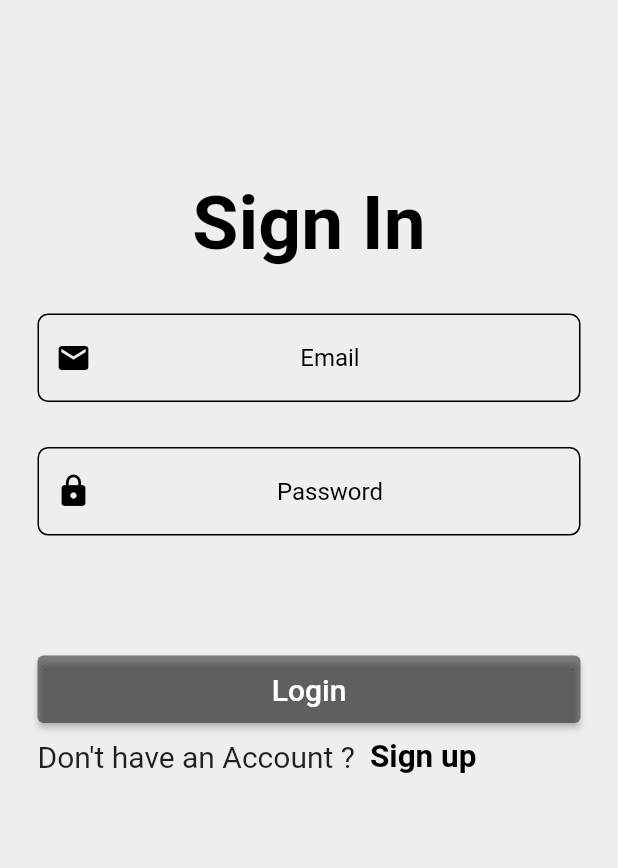
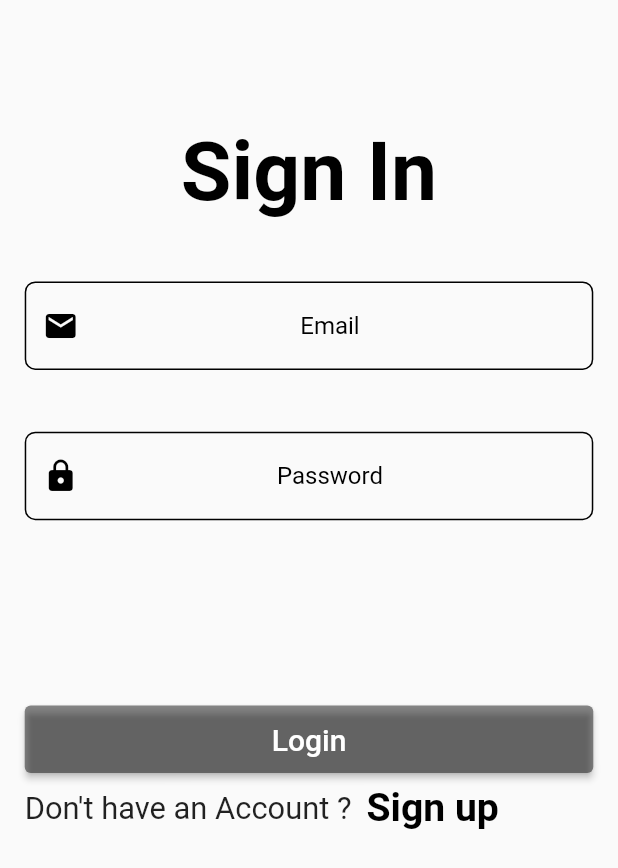
Before and after one commit to AmitTzah/Badge_AI, a Flutter app: the screen it shows after launch, on a phone screen of 412 x 824 dp. Shown: the top 868 px of the screen. Run offline on Flutter 3.47's test engine with Material 2 defaults, Android fonts, the phone set to English and light mode, and no system bars; our stand-ins replace cloud_firestore, firebase_auth, firebase_core, firebase_database, google_fonts, sizer; missing offline and left inert: flutter_barcode_scanner; accounts and stored records are empty.

Commit message:
Login screen should now be responsive.

```diff
--- a/lib/pages/login.dart
+++ b/lib/pages/login.dart
@@ -2,6 +2,7 @@ import 'package:badge_ai/routes/routes.dart';
 import 'package:flutter/material.dart';
 import 'package:flutter/services.dart';
 import 'package:firebase_auth/firebase_auth.dart';
+import 'package:sizer/sizer.dart';
 import '../button.dart';
 import '../constants.dart';
 import 'home.dart';
@@ -31,26 +32,20 @@ class _LoginScreenState extends State<LoginScreen> {
               key: formkey,
               child: AnnotatedRegion<SystemUiOverlayStyle>(
                 value: SystemUiOverlayStyle.light,
-                child: Stack(
-                  children: [
-                    Container(
-                      height: double.infinity,
-                      width: double.infinity,
-                      color: Colors.grey[200],
                 child: SingleChildScrollView(
-                        padding: const EdgeInsets.symmetric(
-                            horizontal: 25, vertical: 120),
+                  padding:
+                      EdgeInsets.symmetric(horizontal: 4.w, vertical: 10.h),
                   child: Column(
                     mainAxisAlignment: MainAxisAlignment.center,
                     children: [
-                            const Text(
+                      Text(
                         "Sign In",
                         style: TextStyle(
-                                  fontSize: 50,
+                            fontSize: 40.sp,
                             color: Colors.black,
                             fontWeight: FontWeight.bold),
                       ),
-                            const SizedBox(height: 30),
+                      SizedBox(height: 5.h),
                       TextFormField(
                         keyboardType: TextInputType.emailAddress,
                         onChanged: (value) {
@@ -70,7 +65,7 @@ class _LoginScreenState extends State<LoginScreen> {
                           ),
                         ),
                       ),
-                            const SizedBox(height: 30),
+                      SizedBox(height: 5.h),
                       TextFormField(
                         obscureText: true,
                         validator: (value) {
@@ -89,7 +84,7 @@ class _LoginScreenState extends State<LoginScreen> {
                               color: Colors.black,
                             )),
                       ),
-                            const SizedBox(height: 80),
+                      SizedBox(height: 15.h),
                       LoginSignupButton(
                         title: 'Login',
                         ontapp: () async {
@@ -130,18 +125,18 @@ class _LoginScreenState extends State<LoginScreen> {
                           }
                         },
                       ),
-                            const SizedBox(height: 10),
+                      SizedBox(height: 1.h),
                       GestureDetector(
                         onTap: () {
                           Navigator.of(context)
                               .pushNamed(RouteManager.register);
                         },
                         child: Row(
-                                children: const [
+                          children: [
                             Text(
                               "Don't have an Account ?",
                               style: TextStyle(
-                                        fontSize: 20, color: Colors.black87),
+                                  fontSize: 15.sp, color: Colors.black87),
                             ),
                             SizedBox(width: 10),
                             Hero(
@@ -149,7 +144,7 @@ class _LoginScreenState extends State<LoginScreen> {
                               child: Text(
                                 'Sign up',
                                 style: TextStyle(
-                                          fontSize: 21,
+                                    fontSize: 19.sp,
                                     fontWeight: FontWeight.bold,
                                     color: Colors.black),
                               ),
@@ -160,9 +155,6 @@ class _LoginScreenState extends State<LoginScreen> {
                     ],
                   ),
                 ),
-                    )
-                  ],
-                ),
               ),
             ),
     );
```
Lines whose indentation alone changed are shown as unchanged.
